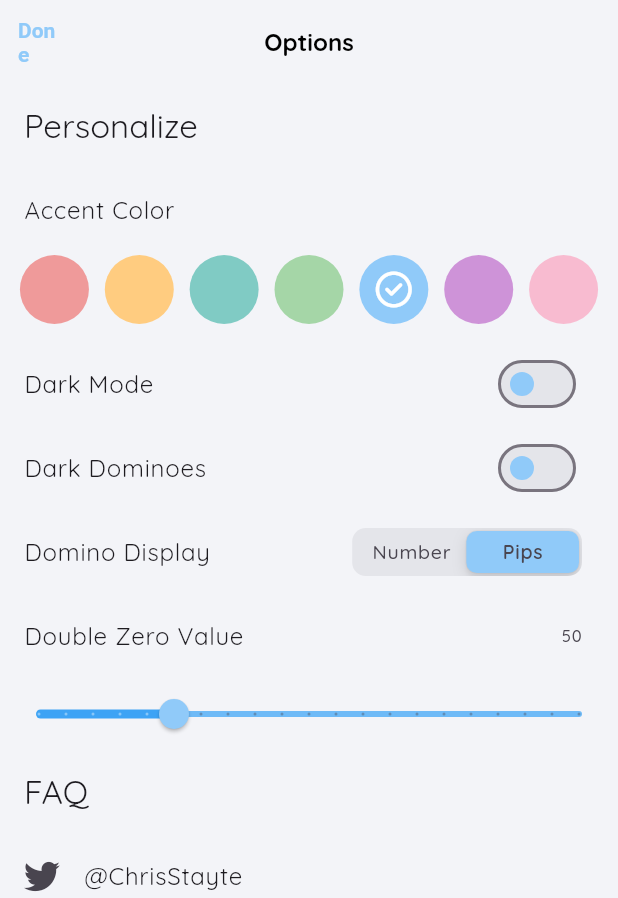
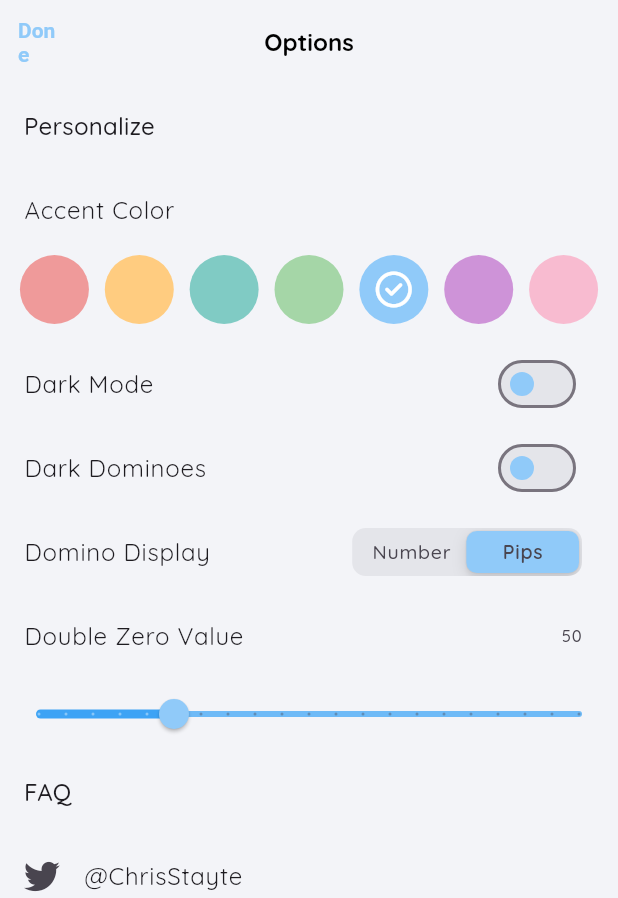
Before and after one commit to chrisstayte/DominoesCalculator, a Flutter app: the SettingsScreen screen opened by its route, on a phone screen of 412 x 824 dp. Shown: the top 898 px of the screen. Run offline on Flutter 3.47's test engine with Material 3 defaults, Android fonts, the light colour scheme and no system bars; drawn by our look-alikes of auto_size_text; our stand-ins replace camera, flutter_svg, font_awesome_flutter, google_fonts, package_info_plus, page_transition and 2 more; accounts and stored records are empty.

```diff
--- /dev/null
+++ b/devtools_options.yaml
@@ -0,0 +1,3 @@
+description: This file stores settings for Dart & Flutter DevTools.
+documentation: https://docs.flutter.dev/tools/devtools/extensions#configure-extension-enablement-states
+extensions:
--- a/lib/screens/settings_screen.dart
+++ b/lib/screens/settings_screen.dart
@@ -66,7 +66,7 @@
           ListTile(
             title: Text(
               'Personalize',
-              style: Theme.of(context).textTheme.headline6,
+              style: Theme.of(context).textTheme.titleMedium,
             ),
           ),
           const ListTile(
@@ -138,7 +138,7 @@
           ListTile(
             title: Text(
               'FAQ',
-              style: Theme.of(context).textTheme.headline6,
+              style: Theme.of(context).textTheme.titleMedium,
             ),
           ),
           ListTile(
--- a/lib/screens/widgets/permission_dialog.dart
+++ b/lib/screens/widgets/permission_dialog.dart
@@ -52,7 +52,7 @@
             ),
             Text(
               'Camera Required',
-              style: Theme.of(context).textTheme.headline5,
+              style: Theme.of(context).textTheme.titleMedium,
             ),
             const Padding(
               padding: EdgeInsets.symmetric(vertical: 8.0),
```
Also changed, not shown: lib/main.dart (+7 -6 lines), 5 other files.
